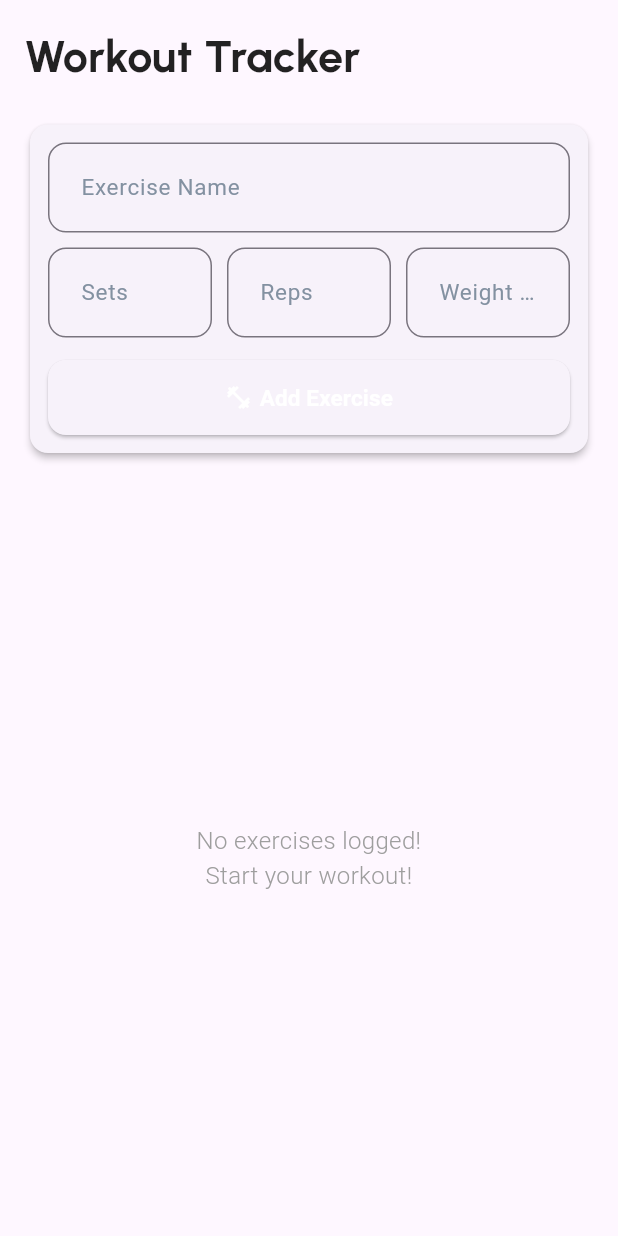
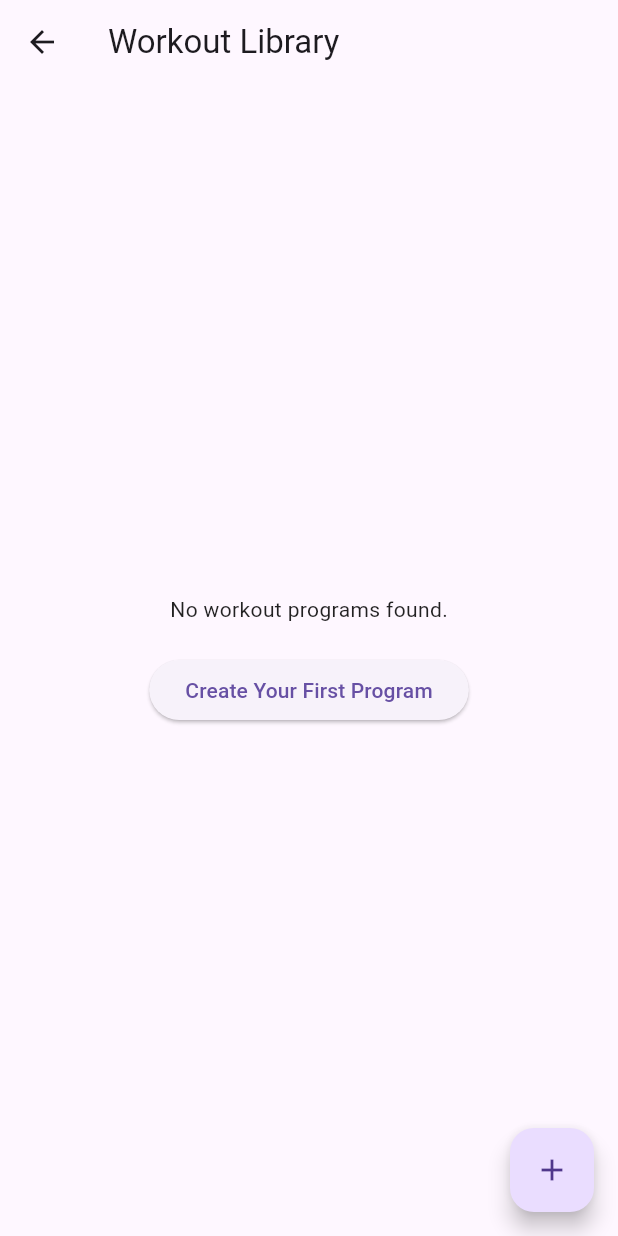
Before and after one commit to gubacsiaronmate/NeumannVerseny, a Flutter app: the WorkoutPage screen opened directly, on a phone screen of 412 x 824 dp. Run offline on Flutter 3.47's test engine with Material 3 defaults, Android fonts, the light colour scheme and no system bars; our stand-ins replace appwrite, audioplayers, flutter_svg, go_router, lottie, pinput; Roboto replaces fonts that are missing (Urbanist-Bold, Urbanist-Medium, Urbanist-SemiBold).

Commit message:
appwrite and UI linked - workout basics done

```diff
--- a/lib/screens/workout/workout_page.dart
+++ b/lib/screens/workout/workout_page.dart
@@ -1,5 +1,7 @@
 import 'package:flutter/material.dart';
 import 'package:on_time/common/common.dart';
+import 'package:on_time/screens/workout/program_details_page.dart';
+import 'package:on_time/screens/workout/program_name_controller.dart';
 import 'package:on_time/widgets/buttons/custom_elevated_button.dart';
 import 'package:on_time/widgets/forms/custom_text_form_field.dart';
 
@@ -11,187 +13,66 @@ class WorkoutPage extends StatefulWidget {
 }
 
 class _WorkoutPageState extends State<WorkoutPage> {
-  final Common common = Common();
-  final List<Map<String, dynamic>> _workouts = [];
-  final TextEditingController _exerciseController = TextEditingController();
-  final TextEditingController _setsController = TextEditingController();
-  final TextEditingController _repsController = TextEditingController();
-  final TextEditingController _weightController = TextEditingController();
+  final List<String> _workoutPrograms = [];
 
-  void _addWorkout() {
-    if (_exerciseController.text.isNotEmpty) {
+  void _createNewProgram(String programName) {
     setState(() {
-        _workouts.add({
-          'exercise': _exerciseController.text,
-          'sets': _setsController.text,
-          'reps': _repsController.text,
-          'weight': _weightController.text,
-          'id': DateTime.now().millisecondsSinceEpoch.toString(),
-          'isCompleted': false,
-        });
-        _clearInputs();
-      });
-    }
-  }
-
-  void _clearInputs() {
-    _exerciseController.clear();
-    _setsController.clear();
-    _repsController.clear();
-    _weightController.clear();
-  }
-
-  void _deleteWorkout(String id) {
-    setState(() {
-      _workouts.removeWhere((workout) => workout['id'] == id);
+      _workoutPrograms.add(programName);
     });
   }
 
-  void _toggleCompletion(String id) {
-    setState(() {
-      final workout = _workouts.firstWhere((w) => w['id'] == id);
-      workout['isCompleted'] = !workout['isCompleted'];
-    });
+  void _navigateToCreateProgram(BuildContext context) async {
+    final programName = await showDialog<String>(
+      context: context,
+      builder: (context) => CreateProgramDialog(),
+    );
+    if (programName != null && programName.isNotEmpty) {
+      _createNewProgram(programName);
+    }
   }
 
   @override
   Widget build(BuildContext context) {
-    final textColor = Theme.of(context).textTheme.bodyLarge?.color ?? Colors.black;
-
     return Scaffold(
-      body: SafeArea(
-        child: Padding(
-          padding: const EdgeInsets.all(16.0),
+      appBar: AppBar(
+        title: const Text('Workout Library'),
+      ),
+      body: _workoutPrograms.isEmpty
+          ? Center(
               child: Column(
-            crossAxisAlignment: CrossAxisAlignment.start,
+                mainAxisAlignment: MainAxisAlignment.center,
                 children: [
-              Text(
-                'Workout Tracker',
-                style: common.titleTheme.copyWith(color: textColor),
-              ),
+                  const Text('No workout programs found.'),
                   const SizedBox(height: 20),
-
-              // Input Section
-              Card(
-                elevation: 2,
-                shape: RoundedRectangleBorder(
-                  borderRadius: BorderRadius.circular(12),
-                ),
-                child: Padding(
-                  padding: const EdgeInsets.all(12.0),
-                  child: Column(
-                    children: [
-                      CustomTextFormField(
-                        hinttext: 'Exercise Name',
-                        obsecuretext: false,
-                        controller: _exerciseController,
-                      ),
-                      const SizedBox(height: 10),
-                      Row(
-                        children: [
-                          Expanded(
-                            child: CustomTextFormField(
-                              hinttext: 'Sets',
-                              obsecuretext: false,
-                              controller: _setsController,
-                              keyboardType: TextInputType.number,
-                            ),
-                          ),
-                          const SizedBox(width: 10),
-                          Expanded(
-                            child: CustomTextFormField(
-                              hinttext: 'Reps',
-                              obsecuretext: false,
-                              controller: _repsController,
-                              keyboardType: TextInputType.number,
-                            ),
-                          ),
-                          const SizedBox(width: 10),
-                          Expanded(
-                            child: CustomTextFormField(
-                              hinttext: 'Weight (kg)',
-                              obsecuretext: false,
-                              controller: _weightController,
-                              keyboardType: TextInputType.number,
-                            ),
+                  ElevatedButton(
+                    onPressed: () => _navigateToCreateProgram(context),
+                    child: const Text('Create Your First Program'),
                   ),
                 ],
               ),
-                      const SizedBox(height: 15),
-                      CustomElevatedButton(
-                        message: 'Add Exercise',
-                        icon: Icons.fitness_center,
-                        function: _addWorkout,
-                        color: common.maincolor,
-                        style: ButtonStyle(
-                          shape: MaterialStateProperty.all(
-                            RoundedRectangleBorder(
-                              borderRadius: BorderRadius.circular(12),
-                            ),
-                          ),
-                          fixedSize: MaterialStateProperty.all(const Size(double.infinity, 50)),
-                        ),
-                      ),
-                    ],
-                  ),
-                ),
-              ),
-              const SizedBox(height: 30),
-
-              // Workout List
-              Expanded(
-                child: _workouts.isEmpty
-                    ? Center(
-                  child: Text(
-                    'No exercises logged!\nStart your workout!',
-                    style: common.mediumThemeblack,
-                    textAlign: TextAlign.center,
-                  ),
             )
           : ListView.builder(
-                  itemCount: _workouts.length,
+              itemCount: _workoutPrograms.length,
               itemBuilder: (context, index) {
-                    final workout = _workouts[index];
-                    return Dismissible(
-                      key: Key(workout['id']),
-                      background: Container(color: Colors.red),
-                      onDismissed: (direction) => _deleteWorkout(workout['id']),
-                      child: Card(
-                        elevation: 2,
-                        shape: RoundedRectangleBorder(
-                          borderRadius: BorderRadius.circular(12),
-                        ),
-                        child: ListTile(
-                          leading: Checkbox(
-                            value: workout['isCompleted'],
-                            onChanged: (value) => _toggleCompletion(workout['id']),
-                            activeColor: common.maincolor,
-                          ),
-                          title: Text(
-                            workout['exercise'],
-                            style: common.semiboldblack.copyWith(
-                              decoration: workout['isCompleted']
-                                  ? TextDecoration.lineThrough
-                                  : TextDecoration.none,
-                            ),
-                          ),
-                          subtitle: Text(
-                            '${workout['sets']} sets × ${workout['reps']} reps × ${workout['weight']}kg',
-                            style: common.mediumThemeblack,
-                          ),
-                          trailing: Icon(
-                            Icons.delete_outline,
-                            color: common.maincolor,
-                          ),
+                return ListTile(
+                  title: Text(_workoutPrograms[index]),
+                  onTap: () {
+                    // Navigate to the program details page
+                    Navigator.push(
+                      context,
+                      MaterialPageRoute(
+                        builder: (context) => ProgramDetailsPage(
+                          programName: _workoutPrograms[index],
                         ),
                       ),
                     );
                   },
+                );
+              },
             ),
-              ),
-            ],
-          ),
-        ),
+      floatingActionButton: FloatingActionButton(
+        onPressed: () => _navigateToCreateProgram(context),
+        child: const Icon(Icons.add),
       ),
     );
   }
```
Also changed, not shown: lib/screens/workout/add_exercise_page.dart (added, +73 -0 lines), lib/screens/workout/program_details_page.dart (added, +63 -0 lines), lib/screens/workout/program_name_controller.dart (added, +31 -0 lines), lib/widgets/navigation/end_drawer.dart (+29 -36 lines). Lines whose indentation alone changed are shown as unchanged.
